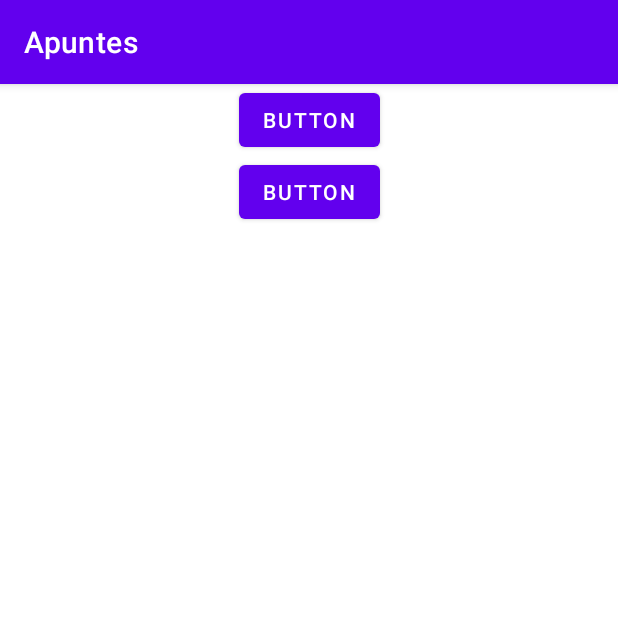
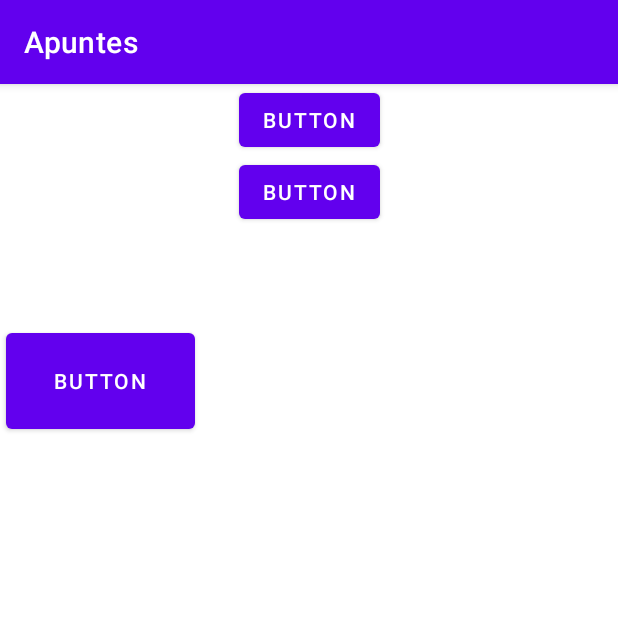
Before and after one commit to hilariocamachomore/Apuntes, an Android app: the screen it shows after launch (MenuActivity), on a phone screen of 412 x 824 dp, the top half of it. Run offline under Robolectric (Android 15) with nearby library versions, the phone set to English and light mode, and no system bars.

Commit message:
DESDE INF A con 2 botones en la activity y vectores

```diff
--- a/app/src/main/res/layout/activity_menu.xml
+++ b/app/src/main/res/layout/activity_menu.xml
@@ -28,5 +28,15 @@
             app:layout_constraintEnd_toEndOf="parent"
             app:layout_constraintStart_toStartOf="parent"
             app:layout_constraintTop_toBottomOf="@+id/btn1" />
+
+        <Button
+            android:id="@+id/button"
+            android:layout_width="126dp"
+            android:layout_height="76dp"
+            android:layout_marginStart="4dp"
+            android:layout_marginTop="64dp"
+            android:text="Button"
+            app:layout_constraintStart_toStartOf="parent"
+            app:layout_constraintTop_toBottomOf="@+id/btn2" />
     </androidx.constraintlayout.widget.ConstraintLayout>
 </androidx.constraintlayout.widget.ConstraintLayout>
```
